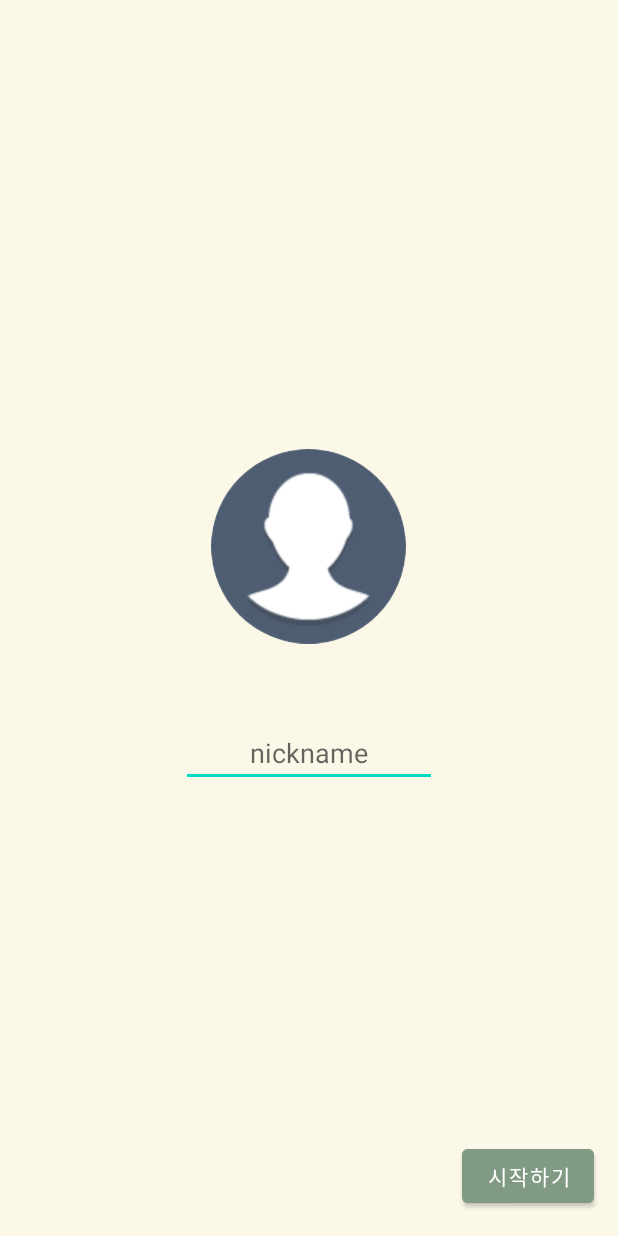
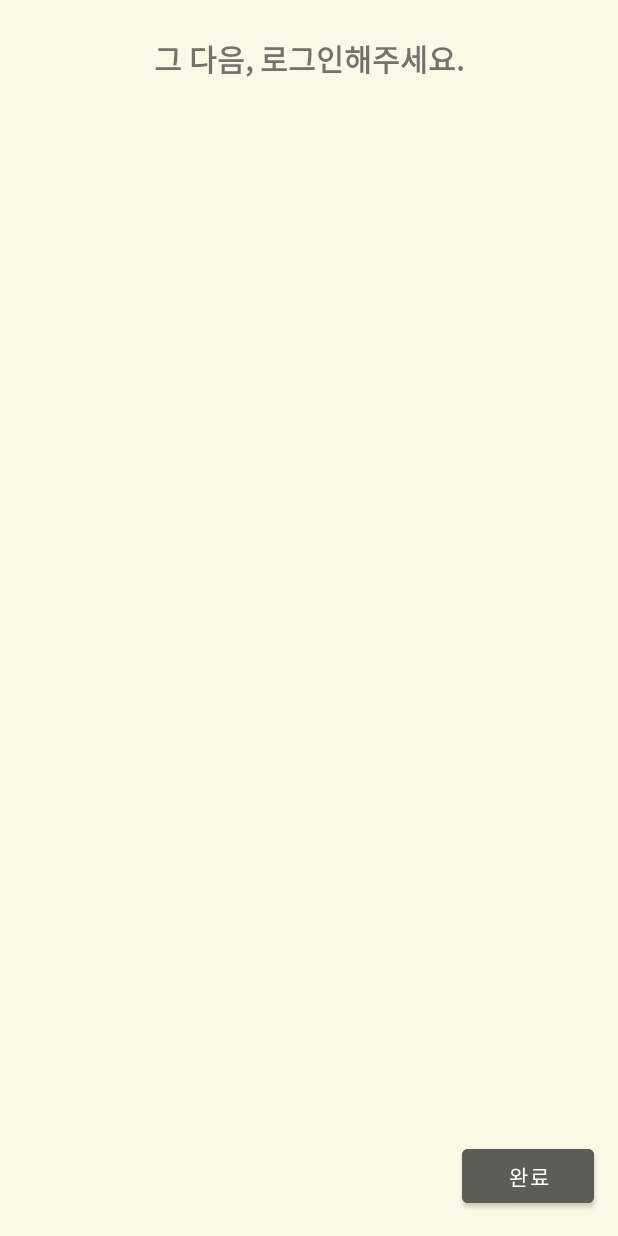
Before and after one commit to keemyujeong/TP11PlantOrNot, an Android app: the PickActivity screen opened directly, with no data from a screen before it, after a tap on "제발 떠라", on a phone screen of 412 x 824 dp. Run offline under Robolectric (Android 15) with nearby library versions, the phone set to English and light mode, and no system bars; libraries missing offline, so code that uses them is left out: com.tickaroo.tikxml; plain views replace NidOAuthLoginButton; 2 statements that could not run were skipped.

Commit message:
dev 11/15

```diff
--- a/app/src/main/java/com/kyjsoft/tp11plantornot/HomeFragment.kt
+++ b/app/src/main/java/com/kyjsoft/tp11plantornot/HomeFragment.kt
@@ -151,7 +151,11 @@ class HomeFragment: Fragment() {
     }
 
     fun loadData(){
-        // html 파싱
+        // TODO html 파싱
+
+
+
+
         items.add(HomeRecyclerItem("농사 주기","농작업 일정이다.농작업 일정이다.농작업 일정이다.농작업 일정이다.농작업 일정이다.농작업 일정이다.농작업 일정이다.농작업 일정이다.농작업 일정이다.농작업 일정이다.농작업 일정이다.농작업 일정이다.농작업 일정이다.농작업 일정이다.농작업 일정이다."))
         items.add(HomeRecyclerItem("농사 주기","농작업 일정이다.농작업 일정이다.농작업 일정이다.농작업 일정이다.농작업 일정이다.농작업 일정이다.농작업 일정이다.농작업 일정이다.농작업 일정이다.농작업 일정이다.농작업 일정이다.농작업 일정이다.농작업 일정이다.농작업 일정이다.농작업 일정이다."))
         items.add(HomeRecyclerItem("농사 주기","농작업 일정이다.농작업 일정이다.농작업 일정이다.농작업 일정이다.농작업 일정이다.농작업 일정이다.농작업 일정이다.농작업 일정이다.농작업 일정이다.농작업 일정이다.농작업 일정이다.농작업 일정이다.농작업 일정이다.농작업 일정이다.농작업 일정이다."))
--- /dev/null
+++ b/app/src/main/java/com/kyjsoft/tp11plantornot/LoginActivity.kt
@@ -0,0 +1,33 @@
+package com.kyjsoft.tp11plantornot
+
+import android.content.Intent
+import androidx.appcompat.app.AppCompatActivity
+import android.os.Bundle
+import com.kyjsoft.tp11plantornot.databinding.ActivityLoginBinding
+
+
+class LoginActivity : AppCompatActivity() {
+
+    val binding : ActivityLoginBinding by lazy { ActivityLoginBinding.inflate(layoutInflater) }
+
+    override fun onCreate(savedInstanceState: Bundle?) {
+        super.onCreate(savedInstanceState)
+        setContentView(binding.root)
+
+        val naver_client_id = "jZfk5vEJVXIhqK27tlfB"
+        val naver_client_secret = "M3_UE0b_9i"
+
+//        NaverIdLoginSDK.initialize(this@LoginActivity, naver_client_id, naver_client_secret, "네이버 아이디 로그인")
+
+//        binding.buttonOAuthLoginImg.setOAuthLogin(launcher, oauthLoginCallback)
+
+
+
+
+        binding.btn.setOnClickListener { startActivity(Intent(this@LoginActivity, ProfileActivity::class.java)) }
+
+
+
+
+    }
+}
--- a/app/src/main/java/com/kyjsoft/tp11plantornot/MapActivity.kt
+++ b/app/src/main/java/com/kyjsoft/tp11plantornot/MapActivity.kt
@@ -115,7 +115,7 @@ class MapActivity : AppCompatActivity() {
         startActivity(intent)
 
         // TODO SQLite에 location 저장 -> 파싱한 "region_3depth_name" 이거만 저장
-        location = G.location
+        G.location = location
 
         finish()
     }
--- a/app/src/main/java/com/kyjsoft/tp11plantornot/PickAdapter.kt
+++ b/app/src/main/java/com/kyjsoft/tp11plantornot/PickAdapter.kt
@@ -19,7 +19,7 @@ class PickAdapter(val context: Context, var items: MutableList<PickRecyclerItem>
         init {
             itemView.setOnClickListener {
                 G.plant = binding.tv.text.toString()
-                val intent: Intent = Intent(context, ProfileActivity::class.java)
+                val intent: Intent = Intent(context, LoginActivity::class.java)
                 context.startActivity(intent)
 
 
--- /dev/null
+++ b/app/src/main/res/layout/activity_login.xml
@@ -0,0 +1,39 @@
+<?xml version="1.0" encoding="utf-8"?>
+<RelativeLayout xmlns:android="http://schemas.android.com/apk/res/android"
+    xmlns:app="http://schemas.android.com/apk/res-auto"
+    xmlns:tools="http://schemas.android.com/tools"
+    android:layout_width="match_parent"
+    android:layout_height="match_parent"
+    android:background="@color/background"
+    tools:context=".LoginActivity">
+
+    <TextView
+        android:layout_width="match_parent"
+        android:layout_height="wrap_content"
+        android:text="그 다음, 로그인해주세요."
+        android:gravity="center"
+        android:textSize="20sp"
+        android:padding="24dp"
+        android:textStyle="bold"
+        android:fontFamily="@font/suncheon"
+        />
+
+<!--    <com.navercorp.nid.oauth.view.NidOAuthLoginButton-->
+<!--        android:id="@+id/buttonOAuthLoginImg"-->
+<!--        android:layout_width="wrap_content"-->
+<!--        android:layout_height="50dp"-->
+<!--        android:layout_centerInParent="true" />-->
+
+    <Button
+        android:id="@+id/btn"
+        android:layout_width="wrap_content"
+        android:layout_height="wrap_content"
+        android:text="완료"
+        android:layout_alignParentBottom="true"
+        android:layout_alignParentRight="true"
+        android:layout_margin="16dp"
+        android:fontFamily="@font/suncheon"
+        android:backgroundTint="@color/branch"
+        />
+
+</RelativeLayout>
--- a/app/src/main/res/layout/fragment_bug.xml
+++ b/app/src/main/res/layout/fragment_bug.xml
@@ -33,6 +33,9 @@
                 android:layout_height="wrap_content"
                 android:ems="10"
                 android:inputType="text"
+                android:gravity="center"
+                android:textSize="18sp"
+                android:fontFamily="@font/suncheon"
                 android:lines="1"/>
 
         </LinearLayout>
@@ -57,6 +60,9 @@
                 android:layout_height="wrap_content"
                 android:ems="10"
                 android:inputType="text"
+                android:gravity="center"
+                android:textSize="18sp"
+                android:fontFamily="@font/suncheon"
                 android:lines="1"/>
 
         </LinearLayout>
```
Also changed, not shown: app/build.gradle (+11 -1 lines), app/src/main/AndroidManifest.xml (+17 -25 lines), app/src/main/java/com/kyjsoft/tp11plantornot/EditActivity.kt (+18 -11 lines), app/src/main/java/com/kyjsoft/tp11plantornot/ProfileActivity.kt (+32 -12 lines), app/src/main/res/layout/activity_pick.xml (+1 -12 lines).
